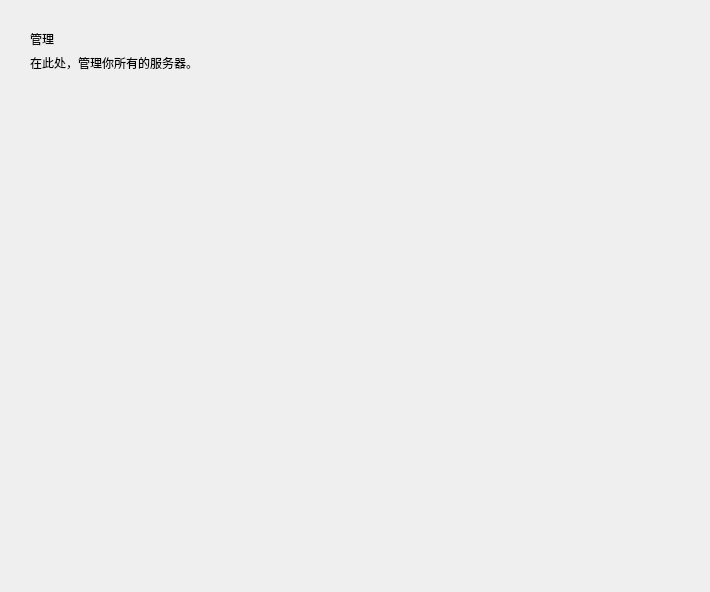
Above: QtUI/Interface_manager.ui from MCSLTeam/MCSL2 before the change. Below: the same form after it.
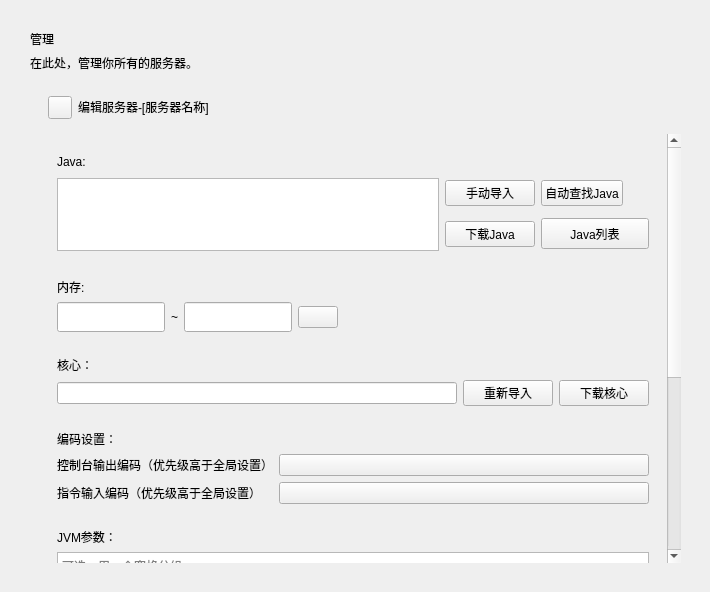
That is the form after the change. The open tabs and pages were chosen to show the change. Custom widgets are drawn as their Qt base class.

```diff
--- a/QtUI/Interface_manager.ui
+++ b/QtUI/Interface_manager.ui
@@ -55,6 +55,19 @@
    <item row="1" column="2" rowspan="2" colspan="2">
     <widget class="QWidget" name="titleLimitWidget" native="true">
      <layout class="QGridLayout" name="gridLayout_2">
+      <item row="0" column="0">
+       <widget class="TitleLabel" name="titleLabel">
+        <property name="sizePolicy">
+         <sizepolicy hsizetype="Preferred" vsizetype="Fixed">
+          <horstretch>0</horstretch>
+          <verstretch>0</verstretch>
+         </sizepolicy>
+        </property>
+        <property name="text">
+         <string>管理</string>
+        </property>
+       </widget>
+      </item>
       <item row="1" column="0">
        <widget class="StrongBodyLabel" name="subTitleLabel">
         <property name="sizePolicy">
@@ -71,43 +84,591 @@
         </property>
        </widget>
       </item>
-      <item row="0" column="0">
-       <widget class="TitleLabel" name="titleLabel">
-        <property name="sizePolicy">
-         <sizepolicy hsizetype="Preferred" vsizetype="Fixed">
-          <horstretch>0</horstretch>
-          <verstretch>0</verstretch>
-         </sizepolicy>
+      <item row="3" column="0">
+       <widget class="QStackedWidget" name="stackedWidget">
+        <property name="currentIndex">
+         <number>0</number>
         </property>
-        <property name="text">
-         <string>管理</string>
-        </property>
-       </widget>
-      </item>
-      <item row="2" column="0">
-       <widget class="SmoothScrollArea" name="serversSmoothScrollArea">
-        <property name="frameShape">
-         <enum>QFrame::NoFrame</enum>
-        </property>
-        <property name="frameShadow">
-         <enum>QFrame::Plain</enum>
-        </property>
-        <property name="verticalScrollBarPolicy">
-         <enum>Qt::ScrollBarAsNeeded</enum>
-        </property>
-        <property name="widgetResizable">
-         <bool>true</bool>
-        </property>
-        <widget class="QWidget" name="serversScrollAreaWidgetContents">
-         <property name="geometry">
-          <rect>
-           <x>0</x>
-           <y>0</y>
-           <width>658</width>
-           <height>469</height>
-          </rect>
-         </property>
-         <layout class="QVBoxLayout" name="verticalLayout"/>
+        <widget class="QWidget" name="serversPage">
+         <layout class="QVBoxLayout" name="verticalLayout_2">
+          <item>
+           <widget class="SmoothScrollArea" name="serversSmoothScrollArea">
+            <property name="frameShape">
+             <enum>QFrame::NoFrame</enum>
+            </property>
+            <property name="frameShadow">
+             <enum>QFrame::Plain</enum>
+            </property>
+            <property name="verticalScrollBarPolicy">
+             <enum>Qt::ScrollBarAsNeeded</enum>
+            </property>
+            <property name="widgetResizable">
+             <bool>true</bool>
+            </property>
+            <widget class="QWidget" name="serversScrollAreaWidgetContents">
+             <property name="geometry">
+              <rect>
+               <x>0</x>
+               <y>0</y>
+               <width>640</width>
+               <height>451</height>
+              </rect>
+             </property>
+             <layout class="QVBoxLayout" name="verticalLayout"/>
+            </widget>
+           </widget>
+          </item>
+         </layout>
+        </widget>
+        <widget class="QWidget" name="editServerPage">
+         <layout class="QGridLayout" name="gridLayout_3">
+          <item row="1" column="0">
+           <widget class="SmoothScrollArea" name="editServerScrollArea">
+            <property name="frameShape">
+             <enum>QFrame::NoFrame</enum>
+            </property>
+            <property name="verticalScrollBarPolicy">
+             <enum>Qt::ScrollBarAsNeeded</enum>
+            </property>
+            <property name="horizontalScrollBarPolicy">
+             <enum>Qt::ScrollBarAsNeeded</enum>
+            </property>
+            <property name="widgetResizable">
+             <bool>true</bool>
+            </property>
+            <widget class="QWidget" name="editServerScrollAreaContents">
+             <property name="geometry">
+              <rect>
+               <x>0</x>
+               <y>0</y>
+               <width>623</width>
+               <height>879</height>
+              </rect>
+             </property>
+             <layout class="QVBoxLayout" name="noobNewServerScrollAreaVerticalLayout_2">
+              <item>
+               <widget class="QWidget" name="editSetJavaWidget" native="true">
+                <property name="sizePolicy">
+                 <sizepolicy hsizetype="Expanding" vsizetype="Fixed">
+                  <horstretch>0</horstretch>
+                  <verstretch>0</verstretch>
+                 </sizepolicy>
+                </property>
+                <property name="minimumSize">
+                 <size>
+                  <width>0</width>
+                  <height>120</height>
+                 </size>
+                </property>
+                <layout class="QGridLayout" name="gridLayout_6">
+                 <item row="2" column="2">
+                  <widget class="PrimaryPushButton" name="editAutoDetectJavaPrimaryPushBtn">
+                   <property name="sizePolicy">
+                    <sizepolicy hsizetype="Fixed" vsizetype="Fixed">
+                     <horstretch>0</horstretch>
+                     <verstretch>0</verstretch>
+                    </sizepolicy>
+                   </property>
+                   <property name="cursor">
+                    <cursorShape>PointingHandCursor</cursorShape>
+                   </property>
+                   <property name="text">
+                    <string>自动查找Java</string>
+                   </property>
+                  </widget>
+                 </item>
+                 <item row="0" column="0">
+                  <widget class="SubtitleLabel" name="editJavaSubtitleLabel">
+                   <property name="sizePolicy">
+                    <sizepolicy hsizetype="Fixed" vsizetype="Fixed">
+                     <horstretch>0</horstretch>
+                     <verstretch>0</verstretch>
+                    </sizepolicy>
+                   </property>
+                   <property name="text">
+                    <string>Java:</string>
+                   </property>
+                  </widget>
+                 </item>
+                 <item row="3" column="2">
+                  <widget class="PushButton" name="editJavaListPushBtn">
+                   <property name="sizePolicy">
+                    <sizepolicy hsizetype="Fixed" vsizetype="Fixed">
+                     <horstretch>0</horstretch>
+                     <verstretch>0</verstretch>
+                    </sizepolicy>
+                   </property>
+                   <property name="minimumSize">
+                    <size>
+                     <width>108</width>
+                     <height>31</height>
+                    </size>
+                   </property>
+                   <property name="cursor">
+                    <cursorShape>PointingHandCursor</cursorShape>
+                   </property>
+                   <property name="text">
+                    <string>Java列表</string>
+                   </property>
+                  </widget>
+                 </item>
+                 <item row="2" column="1">
+                  <widget class="PrimaryPushButton" name="editManuallyAddJavaPrimaryPushBtn">
+                   <property name="sizePolicy">
+                    <sizepolicy hsizetype="Fixed" vsizetype="Fixed">
+                     <horstretch>0</horstretch>
+                     <verstretch>0</verstretch>
+                    </sizepolicy>
+                   </property>
+                   <property name="minimumSize">
+                    <size>
+                     <width>90</width>
+                     <height>0</height>
+                    </size>
+                   </property>
+                   <property name="cursor">
+                    <cursorShape>PointingHandCursor</cursorShape>
+                   </property>
+                   <property name="text">
+                    <string>手动导入</string>
+                   </property>
+                  </widget>
+                 </item>
+                 <item row="3" column="1">
+                  <widget class="PrimaryPushButton" name="editDownloadJavaPrimaryPushBtn">
+                   <property name="sizePolicy">
+                    <sizepolicy hsizetype="Fixed" vsizetype="Fixed">
+                     <horstretch>0</horstretch>
+                     <verstretch>0</verstretch>
+                    </sizepolicy>
+                   </property>
+                   <property name="minimumSize">
+                    <size>
+                     <width>90</width>
+                     <height>0</height>
+                    </size>
+                   </property>
+                   <property name="cursor">
+                    <cursorShape>PointingHandCursor</cursorShape>
+                   </property>
+                   <property name="text">
+                    <string>下载Java</string>
+                   </property>
+                  </widget>
+                 </item>
+                 <item row="2" column="0" rowspan="2">
+                  <widget class="TextEdit" name="TextEdit"/>
+                 </item>
+                </layout>
+               </widget>
+              </item>
+              <item>
+               <widget class="QWidget" name="editSetMemWidget" native="true">
+                <property name="sizePolicy">
+                 <sizepolicy hsizetype="Expanding" vsizetype="Fixed">
+                  <horstretch>0</horstretch>
+                  <verstretch>0</verstretch>
+                 </sizepolicy>
+                </property>
+                <layout class="QGridLayout" name="gridLayout_7">
+                 <item row="1" column="2">
+                  <widget class="SubtitleLabel" name="editToSymbol">
+                   <property name="sizePolicy">
+                    <sizepolicy hsizetype="Fixed" vsizetype="Preferred">
+                     <horstretch>0</horstretch>
+                     <verstretch>0</verstretch>
+                    </sizepolicy>
+                   </property>
+                   <property name="text">
+                    <string>~</string>
+                   </property>
+                  </widget>
+                 </item>
+                 <item row="1" column="4">
+                  <widget class="ComboBox" name="editMemUnitComboBox"/>
+                 </item>
+                 <item row="1" column="3">
+                  <widget class="LineEdit" name="editMaxMemLineEdit">
+                   <property name="sizePolicy">
+                    <sizepolicy hsizetype="Fixed" vsizetype="Fixed">
+                     <horstretch>0</horstretch>
+                     <verstretch>0</verstretch>
+                    </sizepolicy>
+                   </property>
+                   <property name="minimumSize">
+                    <size>
+                     <width>0</width>
+                     <height>30</height>
+                    </size>
+                   </property>
+                  </widget>
+                 </item>
+                 <item row="0" column="1">
+                  <widget class="SubtitleLabel" name="editMemSubtitleLabel">
+                   <property name="sizePolicy">
+                    <sizepolicy hsizetype="Fixed" vsizetype="Fixed">
+                     <horstretch>0</horstretch>
+                     <verstretch>0</verstretch>
+                    </sizepolicy>
+                   </property>
+                   <property name="text">
+                    <string>内存:</string>
+                   </property>
+                  </widget>
+                 </item>
+                 <item row="1" column="5">
+                  <spacer name="editMemSpacer">
+                   <property name="orientation">
+                    <enum>Qt::Horizontal</enum>
+                   </property>
+                   <property name="sizeHint" stdset="0">
+                    <size>
+                     <width>40</width>
+                     <height>20</height>
+                    </size>
+                   </property>
+                  </spacer>
+                 </item>
+                 <item row="1" column="1">
+                  <widget class="LineEdit" name="editMinMemLineEdit">
+                   <property name="sizePolicy">
+                    <sizepolicy hsizetype="Fixed" vsizetype="Fixed">
+                     <horstretch>0</horstretch>
+                     <verstretch>0</verstretch>
+                    </sizepolicy>
+                   </property>
+                   <property name="minimumSize">
+                    <size>
+                     <width>0</width>
+                     <height>30</height>
+                    </size>
+                   </property>
+                  </widget>
+                 </item>
+                </layout>
+               </widget>
+              </item>
+              <item>
+               <widget class="QWidget" name="editSetCoreWidget" native="true">
+                <property name="sizePolicy">
+                 <sizepolicy hsizetype="Expanding" vsizetype="Fixed">
+                  <horstretch>0</horstretch>
+                  <verstretch>0</verstretch>
+                 </sizepolicy>
+                </property>
+                <layout class="QGridLayout" name="gridLayout_8">
+                 <item row="1" column="3">
+                  <widget class="PrimaryPushButton" name="noobDownloadCorePrimaryPushBtn">
+                   <property name="sizePolicy">
+                    <sizepolicy hsizetype="Fixed" vsizetype="Fixed">
+                     <horstretch>0</horstretch>
+                     <verstretch>0</verstretch>
+                    </sizepolicy>
+                   </property>
+                   <property name="minimumSize">
+                    <size>
+                     <width>90</width>
+                     <height>0</height>
+                    </size>
+                   </property>
+                   <property name="text">
+                    <string>下载核心</string>
+                   </property>
+                  </widget>
+                 </item>
+                 <item row="0" column="1">
+                  <widget class="SubtitleLabel" name="editCoreSubtitleLabel">
+                   <property name="sizePolicy">
+                    <sizepolicy hsizetype="Fixed" vsizetype="Fixed">
+                     <horstretch>0</horstretch>
+                     <verstretch>0</verstretch>
+                    </sizepolicy>
+                   </property>
+                   <property name="text">
+                    <string>核心：</string>
+                   </property>
+                  </widget>
+                 </item>
+                 <item row="1" column="1">
+                  <widget class="LineEdit" name="LineEdit"/>
+                 </item>
+                 <item row="1" column="2">
+                  <widget class="PrimaryPushButton" name="noobManuallyAddCorePrimaryPushBtn">
+                   <property name="sizePolicy">
+                    <sizepolicy hsizetype="Fixed" vsizetype="Fixed">
+                     <horstretch>0</horstretch>
+                     <verstretch>0</verstretch>
+                    </sizepolicy>
+                   </property>
+                   <property name="minimumSize">
+                    <size>
+                     <width>90</width>
+                     <height>0</height>
+                    </size>
+                   </property>
+                   <property name="text">
+                    <string>重新导入</string>
+                   </property>
+                  </widget>
+                 </item>
+                </layout>
+               </widget>
+              </item>
+              <item>
+               <widget class="QWidget" name="editSetDeEncodingWidget" native="true">
+                <layout class="QGridLayout" name="gridLayout_9">
+                 <item row="2" column="1">
+                  <widget class="ComboBox" name="editOutputDeEncodingComboBox">
+                   <property name="sizePolicy">
+                    <sizepolicy hsizetype="Minimum" vsizetype="Fixed">
+                     <horstretch>0</horstretch>
+                     <verstretch>0</verstretch>
+                    </sizepolicy>
+                   </property>
+                  </widget>
+                 </item>
+                 <item row="0" column="0">
+                  <widget class="SubtitleLabel" name="editDeEncodingSubtitleLabel">
+                   <property name="sizePolicy">
+                    <sizepolicy hsizetype="Fixed" vsizetype="Fixed">
+                     <horstretch>0</horstretch>
+                     <verstretch>0</verstretch>
+                    </sizepolicy>
+                   </property>
+                   <property name="text">
+                    <string>编码设置：</string>
+                   </property>
+                  </widget>
+                 </item>
+                 <item row="3" column="1">
+                  <widget class="ComboBox" name="editInputDeEncodingComboBox">
+                   <property name="text">
+                    <string/>
+                   </property>
+                  </widget>
+                 </item>
+                 <item row="2" column="0">
+                  <widget class="StrongBodyLabel" name="editOutputDeEncodingLabel">
+                   <property name="sizePolicy">
+                    <sizepolicy hsizetype="Fixed" vsizetype="Fixed">
+                     <horstretch>0</horstretch>
+                     <verstretch>0</verstretch>
+                    </sizepolicy>
+                   </property>
+                   <property name="text">
+                    <string>控制台输出编码（优先级高于全局设置）</string>
+                   </property>
+                  </widget>
+                 </item>
+                 <item row="3" column="0">
+                  <widget class="StrongBodyLabel" name="editInputDeEncodingLabel">
+                   <property name="sizePolicy">
+                    <sizepolicy hsizetype="Fixed" vsizetype="Fixed">
+                     <horstretch>0</horstretch>
+                     <verstretch>0</verstretch>
+                    </sizepolicy>
+                   </property>
+                   <property name="text">
+                    <string>指令输入编码（优先级高于全局设置）</string>
+                   </property>
+                  </widget>
+                 </item>
+                </layout>
+               </widget>
+              </item>
+              <item>
+               <widget class="QWidget" name="editSetJVMArgWidget" native="true">
+                <layout class="QGridLayout" name="gridLayout_10">
+                 <item row="0" column="0">
+                  <widget class="SubtitleLabel" name="editJVMArgSubtitleLabel">
+                   <property name="sizePolicy">
+                    <sizepolicy hsizetype="Fixed" vsizetype="Fixed">
+                     <horstretch>0</horstretch>
+                     <verstretch>0</verstretch>
+                    </sizepolicy>
+                   </property>
+                   <property name="text">
+                    <string>JVM参数：</string>
+                   </property>
+                  </widget>
+                 </item>
+                 <item row="1" column="0">
+                  <widget class="PlainTextEdit" name="JVMArgPlainTextEdit">
+                   <property name="placeholderText">
+                    <string>可选，用一个空格分组</string>
+                   </property>
+                  </widget>
+                 </item>
+                </layout>
+               </widget>
+              </item>
+              <item>
+               <widget class="QWidget" name="editSetServerIconWidget" native="true">
+                <layout class="QVBoxLayout" name="verticalLayout_4">
+                 <item>
+                  <widget class="SubtitleLabel" name="editServerIconSubtitleLabel">
+                   <property name="sizePolicy">
+                    <sizepolicy hsizetype="Fixed" vsizetype="Fixed">
+                     <horstretch>0</horstretch>
+                     <verstretch>0</verstretch>
+                    </sizepolicy>
+                   </property>
+                   <property name="text">
+                    <string>服务器图标：</string>
+                   </property>
+                  </widget>
+                 </item>
+                 <item>
+                  <widget class="BodyLabel" name="tipLabel">
+                   <property name="text">
+                    <string>提示：此处设置的是服务器在MCSL2中显示的图标，不能代表服务器MOTD的图标。</string>
+                   </property>
+                  </widget>
+                 </item>
+                 <item>
+                  <widget class="DropDownPushButton" name="editServerIcon">
+                   <property name="sizePolicy">
+                    <sizepolicy hsizetype="Fixed" vsizetype="Fixed">
+                     <horstretch>0</horstretch>
+                     <verstretch>0</verstretch>
+                    </sizepolicy>
+                   </property>
+                   <property name="minimumSize">
+                    <size>
+                     <width>90</width>
+                     <height>60</height>
+                    </size>
+                   </property>
+                   <property name="maximumSize">
+                    <size>
+                     <width>90</width>
+                     <height>60</height>
+                    </size>
+                   </property>
+                   <property name="text">
+                    <string/>
+                   </property>
+                  </widget>
+                 </item>
+                </layout>
+               </widget>
+              </item>
+              <item>
+               <widget class="QWidget" name="editSetServerNameWidget" native="true">
+                <layout class="QVBoxLayout" name="verticalLayout_5">
+                 <item>
+                  <widget class="SubtitleLabel" name="editServerNameSubtitleLabel">
+                   <property name="sizePolicy">
+                    <sizepolicy hsizetype="Fixed" vsizetype="Fixed">
+                     <horstretch>0</horstretch>
+                     <verstretch>0</verstretch>
+                    </sizepolicy>
+                   </property>
+                   <property name="text">
+                    <string>服务器名称：</string>
+                   </property>
+                  </widget>
+                 </item>
+                 <item>
+                  <widget class="LineEdit" name="editServerNameLineEdit">
+                   <property name="sizePolicy">
+                    <sizepolicy hsizetype="Expanding" vsizetype="Fixed">
+                     <horstretch>0</horstretch>
+                     <verstretch>0</verstretch>
+                    </sizepolicy>
+                   </property>
+                   <property name="minimumSize">
+                    <size>
+                     <width>0</width>
+                     <height>30</height>
+                    </size>
+                   </property>
+                   <property name="placeholderText">
+                    <string>不能包含非法字符</string>
+                   </property>
+                  </widget>
+                 </item>
+                 <item>
+                  <widget class="PrimaryPushButton" name="editSaveServerPrimaryPushBtn">
+                   <property name="sizePolicy">
+                    <sizepolicy hsizetype="Fixed" vsizetype="Fixed">
+                     <horstretch>0</horstretch>
+                     <verstretch>0</verstretch>
+                    </sizepolicy>
+                   </property>
+                   <property name="minimumSize">
+                    <size>
+                     <width>130</width>
+                     <height>0</height>
+                    </size>
+                   </property>
+                   <property name="text">
+                    <string>保存！</string>
+                   </property>
+                  </widget>
+                 </item>
+                </layout>
+               </widget>
+              </item>
+              <item>
+               <spacer name="editServerScrollAreaSpacer">
+                <property name="orientation">
+                 <enum>Qt::Vertical</enum>
+                </property>
+                <property name="sizeHint" stdset="0">
+                 <size>
+                  <width>20</width>
+                  <height>40</height>
+                 </size>
+                </property>
+               </spacer>
+              </item>
+             </layout>
+            </widget>
+           </widget>
+          </item>
+          <item row="0" column="0">
+           <widget class="QWidget" name="editServerTitleWidget" native="true">
+            <property name="sizePolicy">
+             <sizepolicy hsizetype="Preferred" vsizetype="Preferred">
+              <horstretch>0</horstretch>
+              <verstretch>0</verstretch>
+             </sizepolicy>
+            </property>
+            <layout class="QHBoxLayout" name="horizontalLayout_4">
+             <item>
+              <widget class="TransparentToolButton" name="editServerBackPushBtn"/>
+             </item>
+             <item>
+              <widget class="SubtitleLabel" name="editServerSubtitleLabel">
+               <property name="sizePolicy">
+                <sizepolicy hsizetype="Fixed" vsizetype="Fixed">
+                 <horstretch>0</horstretch>
+                 <verstretch>0</verstretch>
+                </sizepolicy>
+               </property>
+               <property name="text">
+                <string>编辑服务器-[服务器名称]</string>
+               </property>
+              </widget>
+             </item>
+             <item>
+              <spacer name="editServerTitleSpacer">
+               <property name="orientation">
+                <enum>Qt::Horizontal</enum>
+               </property>
+               <property name="sizeHint" stdset="0">
+                <size>
+                 <width>40</width>
+                 <height>20</height>
+                </size>
+               </property>
+              </spacer>
+             </item>
+            </layout>
+           </widget>
+          </item>
+         </layout>
         </widget>
        </widget>
       </item>
@@ -117,22 +678,77 @@
   </layout>
  </widget>
  <customwidgets>
+  <customwidget>
+   <class>ComboBox</class>
+   <extends>QPushButton</extends>
+   <header>qfluentwidgets</header>
+  </customwidget>
+  <customwidget>
+   <class>PushButton</class>
+   <extends>QPushButton</extends>
+   <header>qfluentwidgets</header>
+  </customwidget>
+  <customwidget>
+   <class>PrimaryPushButton</class>
+   <extends>PushButton</extends>
+   <header>qfluentwidgets</header>
+  </customwidget>
+  <customwidget>
+   <class>DropDownPushButton</class>
+   <extends>PushButton</extends>
+   <header>qfluentwidgets</header>
+  </customwidget>
+  <customwidget>
+   <class>ToolButton</class>
+   <extends>QToolButton</extends>
+   <header>qfluentwidgets</header>
+  </customwidget>
+  <customwidget>
+   <class>TransparentToolButton</class>
+   <extends>ToolButton</extends>
+   <header>qfluentwidgets</header>
+  </customwidget>
   <customwidget>
    <class>SmoothScrollArea</class>
    <extends>QScrollArea</extends>
    <header>qfluentwidgets</header>
    <container>1</container>
   </customwidget>
+  <customwidget>
+   <class>BodyLabel</class>
+   <extends>QLabel</extends>
+   <header>qfluentwidgets</header>
+  </customwidget>
   <customwidget>
    <class>StrongBodyLabel</class>
    <extends>QLabel</extends>
    <header>qfluentwidgets</header>
   </customwidget>
+  <customwidget>
+   <class>SubtitleLabel</class>
+   <extends>QLabel</extends>
+   <header>qfluentwidgets</header>
+  </customwidget>
   <customwidget>
    <class>TitleLabel</class>
    <extends>QLabel</extends>
    <header>qfluentwidgets</header>
   </customwidget>
+  <customwidget>
+   <class>LineEdit</class>
+   <extends>QLineEdit</extends>
+   <header>qfluentwidgets</header>
+  </customwidget>
+  <customwidget>
+   <class>TextEdit</class>
+   <extends>QTextEdit</extends>
+   <header>qfluentwidgets</header>
+  </customwidget>
+  <customwidget>
+   <class>PlainTextEdit</class>
+   <extends>QPlainTextEdit</extends>
+   <header>qfluentwidgets</header>
+  </customwidget>
  </customwidgets>
  <resources/>
  <connections/>
```
